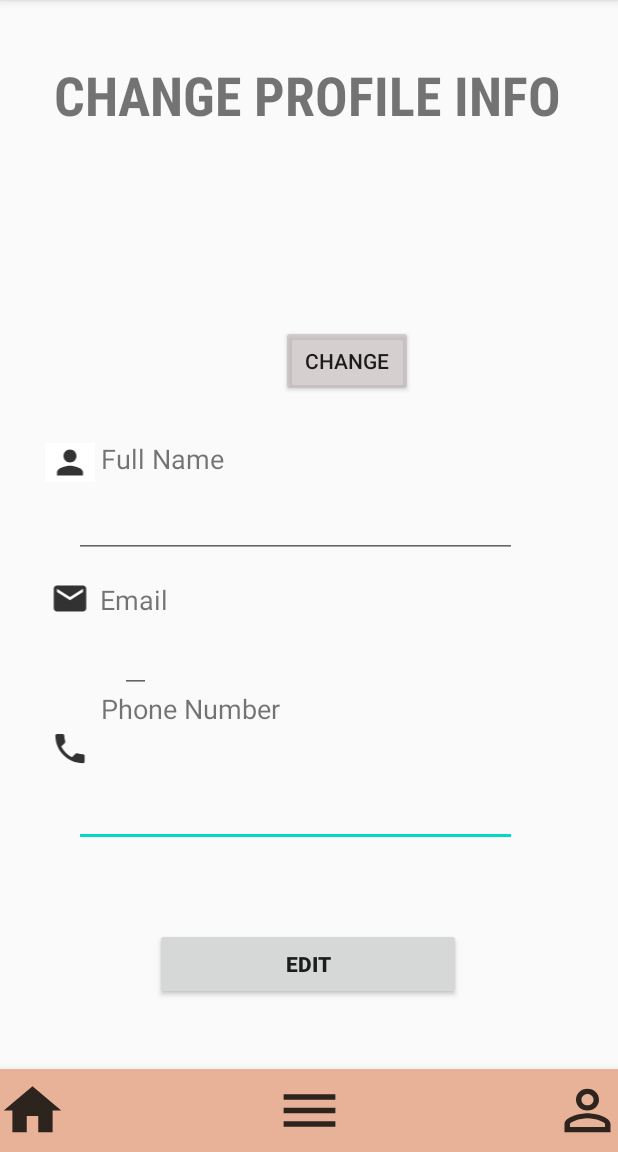
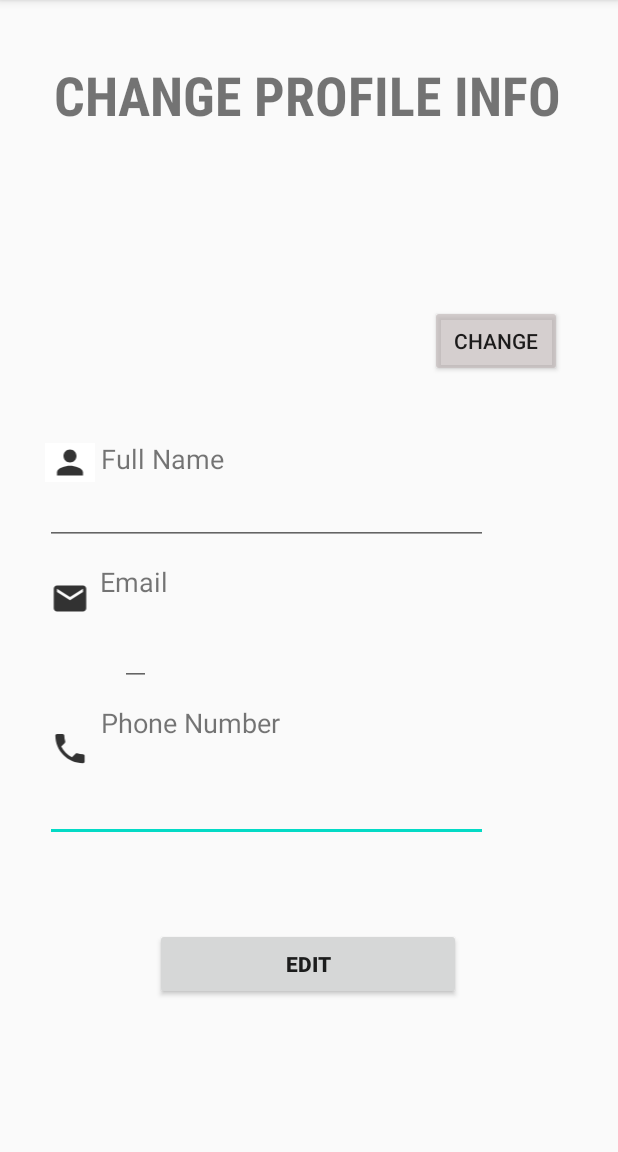
Before and after one commit to crosswind19/Cinema-Booking-App, an Android app: the changeprofile screen opened directly, with no data from a screen before it, on a phone screen of 412 x 824 dp, the part 84-1236 px from its top. Run offline under Robolectric (Android 15) with nearby library versions, the light colour scheme and no system bars; our stand-ins replace Firebase (no records; nobody signed in at launch, a user with empty details on screens opened directly); 3 statements that could not run were skipped.

Commit message:
don't pull ya

```diff
--- a/app/src/main/java/com/example/groupproject/activity_signup.java
+++ b/app/src/main/java/com/example/groupproject/activity_signup.java
@@ -153,8 +153,6 @@ public class activity_signup extends AppCompatActivity {
         else if (TextUtils.isEmpty(phone)){
             Phoneno.setError("Phone Number is Required.");
 
-        }else if (imagePath == null){
-            Toast.makeText(this,"Please insert Profile Picture", Toast.LENGTH_SHORT).show();
         }else{
             result = true;
         }
--- a/app/src/main/res/layout/activity_changeprofile.xml
+++ b/app/src/main/res/layout/activity_changeprofile.xml
@@ -34,15 +34,14 @@
             android:id="@+id/tv_newnum"
             android:layout_width="295dp"
             android:layout_height="42dp"
+            android:layout_marginTop="20dp"
             android:ems="10"
             android:inputType="textPersonName"
             android:text="011_1221 2112"
-            app:layout_constraintBottom_toBottomOf="@+id/bottomNavigationView"
             app:layout_constraintEnd_toEndOf="parent"
-            app:layout_constraintHorizontal_bias="0.422"
+            app:layout_constraintHorizontal_bias="0.258"
             app:layout_constraintStart_toStartOf="parent"
-            app:layout_constraintTop_toTopOf="parent"
-            app:layout_constraintVertical_bias="0.72" />
+            app:layout_constraintTop_toBottomOf="@+id/textView4" />
 
         <ImageView
             android:id="@+id/iv_profilePic"
@@ -104,8 +103,8 @@
             app:layout_constraintEnd_toEndOf="parent"
             app:layout_constraintHorizontal_bias="0.182"
             app:layout_constraintStart_toStartOf="parent"
-            app:layout_constraintTop_toTopOf="parent"
-            app:layout_constraintVertical_bias="0.521" />
+            app:layout_constraintTop_toBottomOf="@+id/tv_newname"
+            app:layout_constraintVertical_bias="0.031" />
 
         <ImageView
             android:id="@+id/iv_phone"
@@ -123,13 +122,13 @@
             android:id="@+id/textView4"
             android:layout_width="137dp"
             android:layout_height="30dp"
-            android:layout_marginTop="460dp"
+            android:layout_marginTop="12dp"
             android:text="Phone Number"
             android:textSize="18sp"
             app:layout_constraintEnd_toEndOf="parent"
             app:layout_constraintHorizontal_bias="0.244"
             app:layout_constraintStart_toStartOf="parent"
-            app:layout_constraintTop_toTopOf="parent" />
+            app:layout_constraintTop_toBottomOf="@+id/tv_newemail" />
 
         <Button
             android:id="@+id/btn_edit"
@@ -145,46 +144,6 @@
             app:layout_constraintTop_toTopOf="parent"
             app:layout_constraintVertical_bias="0.859" />
 
-        <com.google.android.material.bottomnavigation.BottomNavigationView
-            android:id="@+id/bottomNavigationView"
-            android:layout_width="416dp"
-            android:layout_height="55dp"
-            android:background="#E8B298"
-            app:layout_constraintBottom_toBottomOf="parent"
-            app:layout_constraintEnd_toEndOf="parent"
-            app:layout_constraintHorizontal_bias="0.6"
-            app:layout_constraintStart_toStartOf="parent"
-            app:layout_constraintTop_toTopOf="parent"
-            app:layout_constraintVertical_bias="1.0">
-
-            <ImageButton
-                android:id="@+id/imageButton"
-                android:layout_width="46dp"
-                android:layout_height="43dp"
-                android:layout_gravity="center|left"
-                android:background="#E8B298"
-                android:scaleType="fitXY"
-                app:srcCompat="@drawable/ic_viewhome" />
-
-            <ImageButton
-                android:id="@+id/imageButton2"
-                android:layout_width="46dp"
-                android:layout_height="43dp"
-                android:layout_gravity="center|center_horizontal"
-                android:background="#E8B298"
-                android:scaleType="fitXY"
-                app:srcCompat="@drawable/ic_viewmenu" />
-
-            <ImageButton
-                android:id="@+id/imageButton4"
-                android:layout_width="46dp"
-                android:layout_height="43dp"
-                android:layout_gravity="center|right
-"
-                android:background="#E8B298"
-                android:scaleType="fitXY"
-                app:srcCompat="@drawable/ic_viewprofile" />
-        </com.google.android.material.bottomnavigation.BottomNavigationView>
 
         <EditText
             android:id="@+id/tv_newname"
@@ -193,14 +152,10 @@
             android:ems="10"
             android:inputType="textPersonName"
             android:text="tgvmbogsc_111"
-            app:layout_constraintBottom_toBottomOf="@+id/bottomNavigationView"
             app:layout_constraintEnd_toEndOf="parent"
-            app:layout_constraintHorizontal_bias="0.422"
+            app:layout_constraintHorizontal_bias="0.258"
             app:layout_constraintStart_toStartOf="parent"
-            app:layout_constraintTop_toTopOf="parent"
-            app:layout_constraintVertical_bias="0.455" />
-
-
+            app:layout_constraintTop_toBottomOf="@+id/tv_name" />
 
         <Button
             android:id="@+id/button"
@@ -210,24 +165,23 @@
             android:text="CHANGE"
             app:layout_constraintBottom_toBottomOf="parent"
             app:layout_constraintEnd_toEndOf="parent"
-            app:layout_constraintHorizontal_bias="0.578"
+            app:layout_constraintHorizontal_bias="0.885"
             app:layout_constraintStart_toStartOf="parent"
             app:layout_constraintTop_toTopOf="parent"
-            app:layout_constraintVertical_bias="0.301" />
+            app:layout_constraintVertical_bias="0.282" />
 
         <EditText
             android:id="@+id/tv_newemail"
             android:layout_width="wrap_content"
             android:layout_height="wrap_content"
+            android:layout_marginTop="12dp"
             android:text="tmg_111@hotmail.my"
             android:textColor="#0C0202"
             android:textSize="18sp"
-            app:layout_constraintBottom_toBottomOf="@+id/bottomNavigationView"
             app:layout_constraintEnd_toEndOf="parent"
-            app:layout_constraintHorizontal_bias="0.205"
+            app:layout_constraintHorizontal_bias="0.204"
             app:layout_constraintStart_toStartOf="parent"
-            app:layout_constraintTop_toTopOf="parent"
-            app:layout_constraintVertical_bias="0.577" />
+            app:layout_constraintTop_toBottomOf="@+id/tv_email1" />
 
     </androidx.constraintlayout.widget.ConstraintLayout>
 
```
